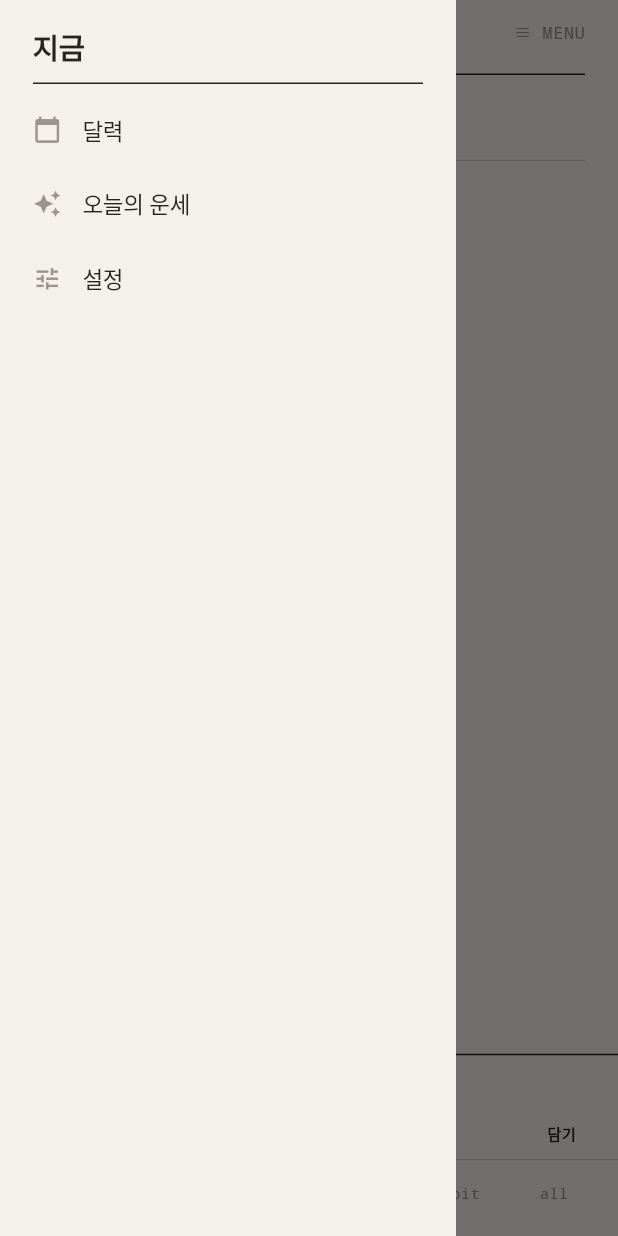
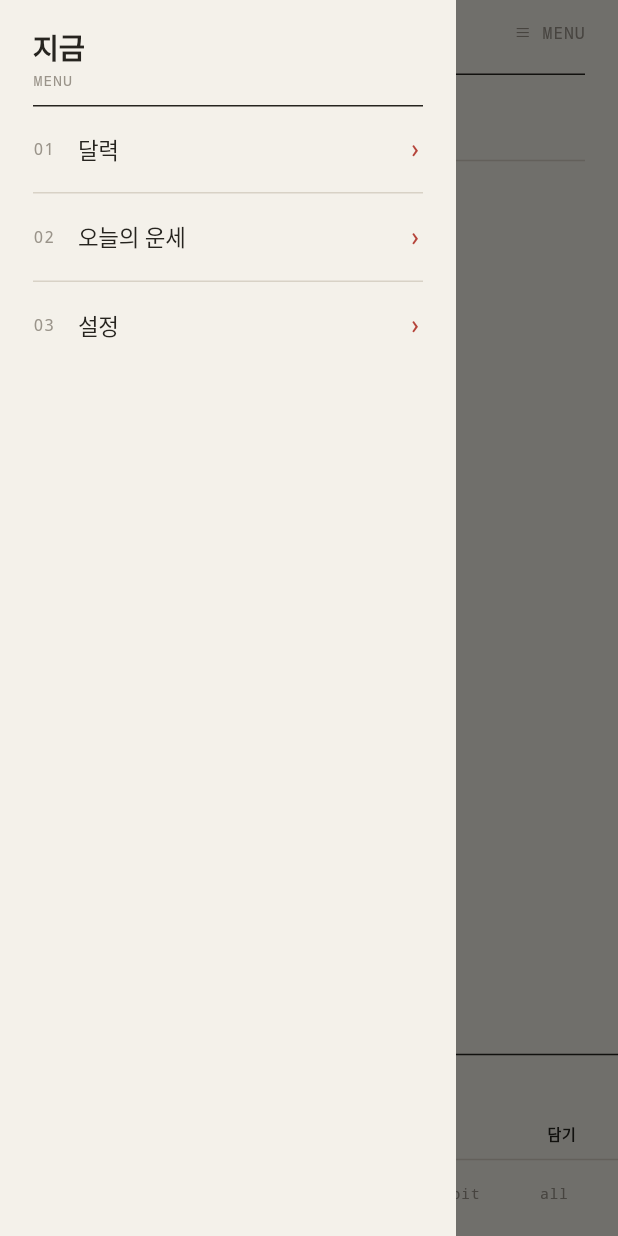
Before and after one commit to miziixx/jigoom, a Flutter app: the screen it shows after launch, after a tap on "≡ MENU", on a phone screen of 412 x 824 dp. Run offline on Flutter 3.47's test engine with Material 3 defaults, Android fonts, the phone set to English and light mode, and no system bars; our stand-ins replace drift, drift_flutter, file_picker, flutter_colorpicker, flutter_local_notifications, flutter_riverpod and 6 more; missing offline and left inert: dart:html, google_mlkit_text_recognition, home_widget, receive_sharing_intent, shelf_router; accounts and stored records are empty; generated files the repository leaves out were written again; Roboto replaces fonts that are missing (Pretendard).

Commit message:
feat(jigeum): 드로어 에디토리얼 재디자인 + 한글 폰트 4종 선택기
## 드로어(사이드 메뉴) 에디토리얼
- Material 아이콘 제거. 번호(01/02/03) + 라벨 + › 캐럿, 항목 사이 얇은 규칙선.
  헤더 '지금' + 모노 'MENU' + 잉크 규칙선. (lib/app.dart _buildDrawer)

## 한글 폰트 여러 개 + 설정 선택기
- 번들 폰트 추가: 나눔고딕(Regular/Bold)·주아·고운돋움 TTF (npm @expo-google-fonts).
  Pretendard 포함 총 4종. pubspec fonts 선언.
- constants.dart: AppFont/kFonts/familyForFontKey/kDefaultFontKey 레지스트리.
- settings_controller: fontKey(기본 pretendard) 영구 저장 + setFontKey.
- theme.dart: 전역 appSans 도입(appMono 패턴 동형). AppText 의 kSansFamily →
  appSans 로 교체. AppTheme.build(fontKey) 에서 appSans=선택 폰트,
  appMono=systemFont?appSans:mono.
- main.dart: 테마에 settings.fontKey 전달.
- settings_screen: FONT 섹션 + _FontPicker(각 폰트를 그 폰트로 미리보기).
- 설정 '글꼴 하나로 통일' 문구를 선택 폰트 기준으로 수정.

Co-Authored-By: Claude Opus 4.8 <noreply@anthropic.com>
Claude-Session: https://claude.ai/code/session_0164Lhc95WRCpKJ5HQTWB3RE

```diff
--- a/jigeum/lib/app.dart
+++ b/jigeum/lib/app.dart
@@ -236,45 +236,58 @@ class _AppShellState extends ConsumerState<AppShell> {
   void _openCalendar() => Navigator.of(context)
       .push(MaterialPageRoute(builder: (_) => const CalendarScreen()));
 
-  /// 사이드바 메뉴 (편집형).
+  /// 사이드바 메뉴 (에디토리얼) — 번호 + 라벨 + › 캐럿, 얇은 규칙선.
   Widget _buildDrawer(BuildContext context) {
     final tk = t(context);
-    Widget item(IconData icon, String label, VoidCallback onTap) => InkWell(
-          onTap: () {
-            Navigator.of(context).pop(); // 드로어 닫기
-            onTap();
-          },
-          child: Padding(
-            padding: const EdgeInsets.fromLTRB(kGutter, 14, kGutter, 14),
-            child: Row(
-              children: [
-                Icon(icon, size: 19, color: tk.inkSoft),
-                const SizedBox(width: 14),
-                Text(label, style: AppText.body(tk.ink)),
-              ],
-            ),
+
+    Widget row(String index, String label, VoidCallback onTap,
+        {bool last = false}) {
+      return GestureDetector(
+        onTap: () {
+          Navigator.of(context).pop(); // 드로어 닫기
+          onTap();
+        },
+        behavior: HitTestBehavior.opaque,
+        child: Container(
+          decoration: BoxDecoration(
+            border: last
+                ? null
+                : Border(bottom: BorderSide(color: tk.line, width: 1)),
           ),
-        );
+          padding: const EdgeInsets.symmetric(vertical: 18),
+          child: Row(
+            children: [
+              SizedBox(
+                width: 30,
+                child: Text(index, style: AppText.meta(tk.inkSoft, size: 11)),
+              ),
+              Expanded(child: Text(label, style: AppText.body(tk.ink))),
+              Text('›', style: AppText.glyph(tk.mark, size: 18)),
+            ],
+          ),
+        ),
+      );
+    }
 
     return Drawer(
       backgroundColor: tk.paper,
       child: SafeArea(
-        child: Column(
-          crossAxisAlignment: CrossAxisAlignment.start,
-          children: [
-            Padding(
-              padding: const EdgeInsets.fromLTRB(kGutter, 20, kGutter, 12),
-              child: Text('지금', style: AppText.hTitle(tk.ink)),
-            ),
-            Container(
-                margin: const EdgeInsets.symmetric(horizontal: kGutter),
-                height: 1,
-                color: tk.ink),
-            const SizedBox(height: 6),
-            item(Icons.calendar_today, '달력', _openCalendar),
-            item(Icons.auto_awesome, '오늘의 운세', _openFortune),
-            item(Icons.tune, '설정', _openSettings),
-          ],
+        child: Padding(
+          padding: const EdgeInsets.symmetric(horizontal: kGutter),
+          child: Column(
+            crossAxisAlignment: CrossAxisAlignment.start,
+            children: [
+              const SizedBox(height: 20),
+              Text('지금', style: AppText.hTitle(tk.ink)),
+              const SizedBox(height: 4),
+              Text('MENU', style: AppText.meta(tk.inkSoft, size: 10)),
+              const SizedBox(height: 10),
+              Container(height: 1, color: tk.ink),
+              row('01', '달력', _openCalendar),
+              row('02', '오늘의 운세', _openFortune),
+              row('03', '설정', _openSettings, last: true),
+            ],
+          ),
         ),
       ),
     );
--- a/jigeum/lib/core/constants.dart
+++ b/jigeum/lib/core/constants.dart
@@ -22,10 +22,37 @@ const double kRadius = 0.0;
 /// 라벨·기호·영문·숫자용 모노스페이스. (JetBrains Mono 미번들 → generic monospace)
 const kMonoFamily = 'monospace';
 
-/// 한글 본문·제목용 산세리프. 번들 Pretendard(assets/fonts) — 기기·폰트설정과
+/// 한글 본문·제목용 산세리프 기본값. 번들 Pretendard(assets/fonts) — 기기·폰트설정과
 /// 무관하게 앱이 항상 이 글꼴로 렌더된다. (Flutter 는 폰 커스텀 글꼴을 못 읽어
-/// 번들이 유일한 확실한 방법.)
+/// 번들이 유일한 확실한 방법.) 실제 적용 글꼴은 설정(fontKey)으로 고를 수 있고,
+/// theme.dart 의 전역 `appSans` 가 이를 반영한다.
 const String? kSansFamily = 'Pretendard';
+
+/// 사용자가 고를 수 있는 번들 한글 글꼴.
+class AppFont {
+  const AppFont(this.key, this.name, this.family, this.sample);
+  final String key; // 저장용 키
+  final String name; // 표시 이름
+  final String family; // pubspec fonts family
+  final String sample; // 미리보기 문구
+}
+
+const kDefaultFontKey = 'pretendard';
+
+const List<AppFont> kFonts = [
+  AppFont('pretendard', '프리텐다드', 'Pretendard', '가나다 AaBb 123'),
+  AppFont('nanum', '나눔고딕', 'NanumGothic', '가나다 AaBb 123'),
+  AppFont('jua', '주아', 'Jua', '가나다 AaBb 123'),
+  AppFont('gowun', '고운돋움', 'GowunDodum', '가나다 AaBb 123'),
+];
+
+/// 폰트 키 → pubspec family. 알 수 없으면 기본(Pretendard).
+String familyForFontKey(String key) {
+  for (final f in kFonts) {
+    if (f.key == key) return f.family;
+  }
+  return 'Pretendard';
+}
 
 const kAnimDuration = Duration(milliseconds: 160);
 const kAnimCurve = Curves.easeOut;
--- a/jigeum/lib/core/theme.dart
+++ b/jigeum/lib/core/theme.dart
@@ -122,16 +122,19 @@ AppTokens t(BuildContext context) =>
 /// AppText 를 직접 호출하는 위젯들도 이 값을 반영한다.
 int appWeightDelta = 0;
 
-/// 라벨·기호·숫자용 글꼴. 기본 = 모노. 설정 "기기 글꼴로 통일" 이 켜지면
-/// null(기기 기본 글꼴)로 바뀌어 앱 전체가 폰 글꼴을 쓴다. AppTheme.build 에서 갱신.
+/// 라벨·기호·숫자용 글꼴. 기본 = 모노. 설정 "글꼴 하나로 통일" 이 켜지면
+/// 본문 글꼴(appSans)로 바뀌어 앱 전체가 같은 글꼴을 쓴다. AppTheme.build 에서 갱신.
 String? appMono = kMonoFamily;
+
+/// 한글 본문·제목 글꼴. 설정(fontKey)에서 고른 번들 폰트로 AppTheme.build 에서 갱신.
+String? appSans = kSansFamily;
 
 /// 편집 타이포 (DESIGN_SYSTEM §3 두 벌 하이브리드).
 /// 한글 내용 = Sans(기기 기본), 라벨·기호·영문·숫자 = Mono. 색은 토큰을 주입.
 class AppText {
   /// 화면 타이틀 (한글, Sans 19/Bold).
   static TextStyle hTitle(Color c, [int? wd]) => TextStyle(
-      fontFamily: kSansFamily,
+      fontFamily: appSans,
       fontSize: 19,
       fontWeight: shiftWeight(FontWeight.w700, wd ?? appWeightDelta),
       height: 1.2,
@@ -140,7 +143,7 @@ class AppText {
 
   /// 할 일 제목·본문 (한글, Sans 15/Medium).
   static TextStyle body(Color c, [int? wd]) => TextStyle(
-      fontFamily: kSansFamily,
+      fontFamily: appSans,
       fontSize: 15,
       fontWeight: shiftWeight(FontWeight.w500, wd ?? appWeightDelta),
       height: 1.4,
@@ -176,7 +179,7 @@ class AppText {
 
   /// 메타(Sans) — 기호(별자리 ♋ 등)처럼 모노에 없을 수 있는 글자 렌더용.
   static TextStyle metaSans(Color c, {double size = 11}) => TextStyle(
-      fontFamily: kSansFamily,
+      fontFamily: appSans,
       fontSize: size,
       fontWeight: FontWeight.w400,
       height: 1.3,
@@ -208,15 +211,23 @@ class AppText {
 /// 6토큰 → ThemeData. 편집 원칙(radius 0 · shadow none · 잉크 하나)을 강제한다.
 class AppTheme {
   static ThemeData fromKey(String key,
-          {int weightDelta = 0, bool systemFont = false}) =>
+          {int weightDelta = 0,
+          bool systemFont = false,
+          String fontKey = kDefaultFontKey}) =>
       build(tokensForKey(key),
-          weightDelta: weightDelta, systemFont: systemFont);
+          weightDelta: weightDelta,
+          systemFont: systemFont,
+          fontKey: fontKey);
 
   static ThemeData build(AppTokens tk,
-      {int weightDelta = 0, bool systemFont = false}) {
+      {int weightDelta = 0,
+      bool systemFont = false,
+      String fontKey = kDefaultFontKey}) {
     appWeightDelta = weightDelta; // 전역 반영 (AppText 직접 호출부용)
-    // 라벨 글꼴: 기본 모노, "글꼴 하나로 통일" 켜지면 본문과 같은 Pretendard.
-    appMono = systemFont ? kSansFamily : kMonoFamily;
+    // 본문 글꼴: 설정에서 고른 번들 한글 폰트.
+    appSans = familyForFontKey(fontKey);
+    // 라벨 글꼴: 기본 모노, "글꼴 하나로 통일" 켜지면 본문과 같은 글꼴.
+    appMono = systemFont ? appSans : kMonoFamily;
     final b = tk.isDark ? Brightness.dark : Brightness.light;
     final base = ThemeData(brightness: b, useMaterial3: true);
 
@@ -227,13 +238,13 @@ class AppTheme {
     final textTheme = TextTheme(
       titleLarge: AppText.hTitle(tk.ink, weightDelta),
       titleMedium: TextStyle(
-          fontFamily: kSansFamily,
+          fontFamily: appSans,
           fontWeight: bold,
           fontSize: 16,
           letterSpacing: -0.15,
           color: tk.ink),
       bodyLarge: TextStyle(
-          fontFamily: kSansFamily,
+          fontFamily: appSans,
           fontWeight: med,
           fontSize: 15,
           height: 1.4,
@@ -383,7 +394,7 @@ class AppTheme {
           padding: const EdgeInsets.symmetric(horizontal: 18, vertical: 10),
           shape: const RoundedRectangleBorder(borderRadius: BorderRadius.zero),
           textStyle: TextStyle(
-              fontFamily: kSansFamily, fontWeight: bold, fontSize: 15),
+              fontFamily: appSans, fontWeight: bold, fontSize: 15),
         ),
       ),
       textButtonTheme: TextButtonThemeData(
@@ -391,7 +402,7 @@ class AppTheme {
           foregroundColor: tk.inkSoft,
           shape: const RoundedRectangleBorder(borderRadius: BorderRadius.zero),
           textStyle: TextStyle(
-              fontFamily: kSansFamily, fontWeight: reg, fontSize: 14),
+              fontFamily: appSans, fontWeight: reg, fontSize: 14),
         ),
       ),
       // 칩(필터): 각진 1px 규칙선, 선택 시 잉크 반전. 체크 없음.
--- a/jigeum/lib/main.dart
+++ b/jigeum/lib/main.dart
@@ -243,7 +243,9 @@ class _GoalAppState extends ConsumerState<GoalApp> {
       _syncWidgets();
     });
     final themeData = AppTheme.fromKey(settings.themeKey,
-        weightDelta: settings.weightDelta, systemFont: settings.systemFont);
+        weightDelta: settings.weightDelta,
+        systemFont: settings.systemFont,
+        fontKey: settings.fontKey);
     return MaterialApp(
       title: '지금',
       debugShowCheckedModeBanner: false,
```
Also changed, not shown: jigeum/lib/core/settings_controller.dart (+13 -0 lines), jigeum/lib/features/settings/settings_screen.dart (+66 -1 lines), jigeum/pubspec.yaml (+12 -0 lines), 4 other files.
